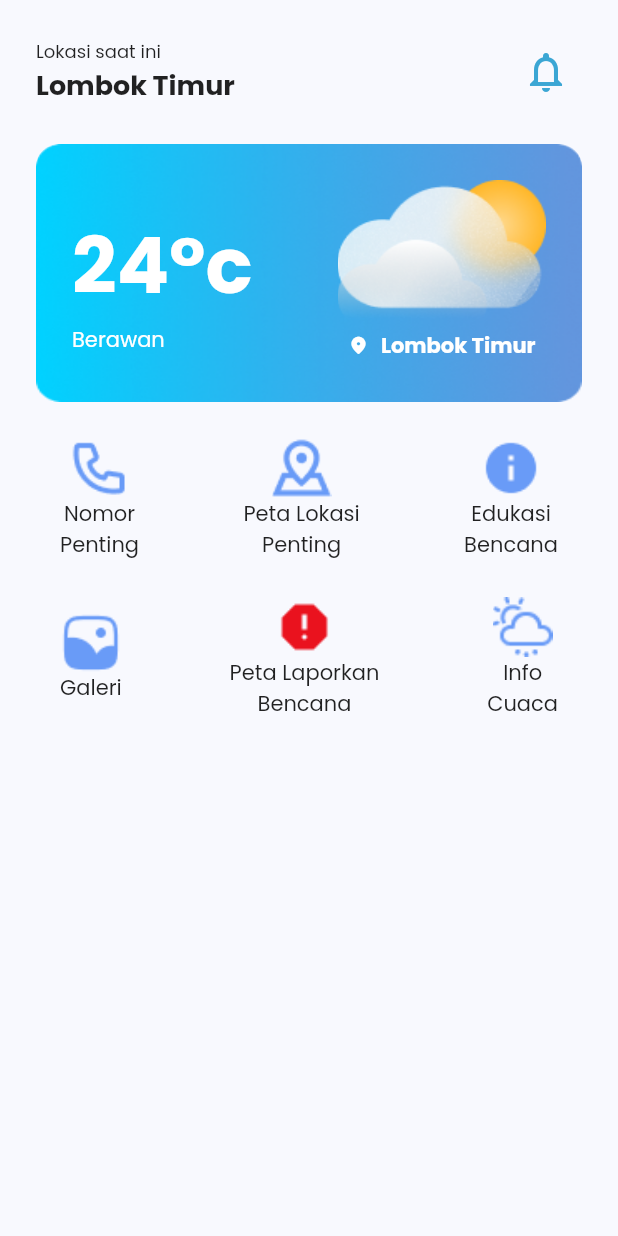
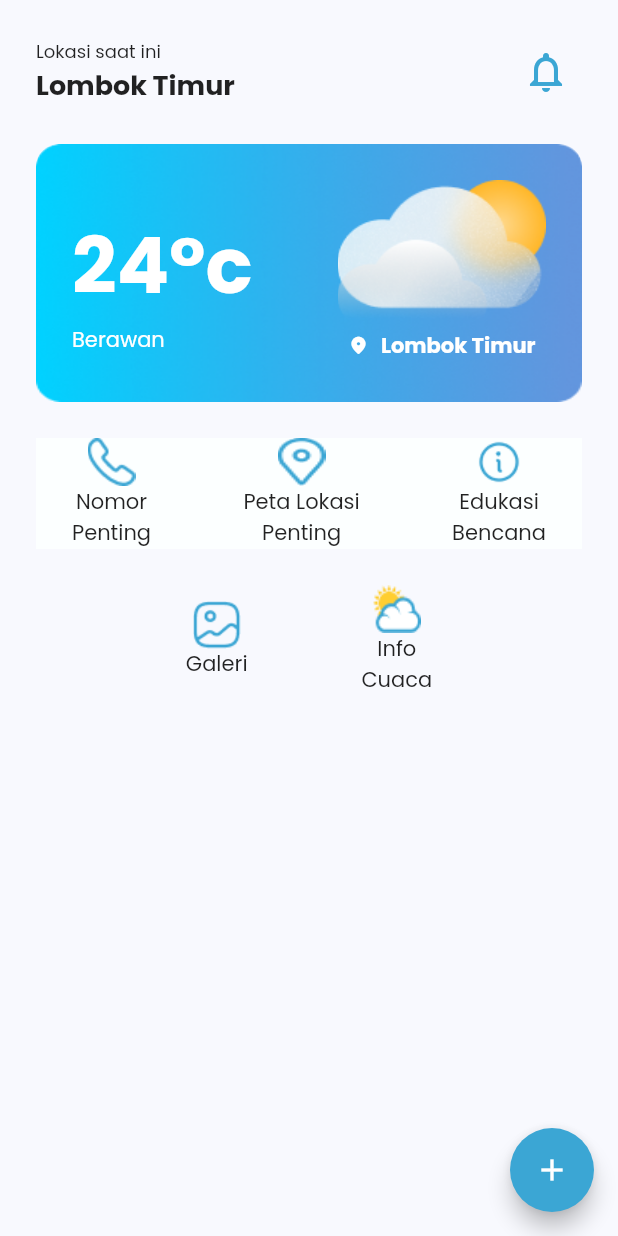
Before and after one commit to gaby073/siaga-ntb, a Flutter app: the Home screen opened directly, on a phone screen of 412 x 824 dp. Run offline on Flutter 3.47's test engine with Material 2 defaults, Android fonts, the phone set to English and light mode, and no system bars; our stand-ins replace get, google_fonts.

Commit message:
no change

```diff
--- a/lib/pages/home.dart
+++ b/lib/pages/home.dart
@@ -23,38 +23,51 @@ class Home extends StatelessWidget {
               SizedBox(height: 24),
               CardCuaca(),
               SizedBox(height: 24),
-            Padding(
-              padding: const EdgeInsets.only(left: 16.0, right: 16),
+              Container(
+                width: double.infinity,
+                color: ColorConstants.WhiteCo,
+                child: Padding(
+                  padding: const EdgeInsets.only(left: 24.0, right: 24),
                   child: Row(
                     mainAxisAlignment: MainAxisAlignment.spaceBetween,
                     children: [
-                  IconMenu('assets/icons/call.png', RouteName.BeritaScreen,
-                      "Nomor\nPenting"),
-                  IconMenu('assets/icons/peta.png', RouteName.BeritaScreen,
-                      "Peta Lokasi\nPenting"),
-                  IconMenu('assets/icons/info.png', RouteName.BeritaScreen,
-                      "Edukasi\nBencana"),
+                      IconMenu('assets/icons_2/call.png',
+                          RouteName.BeritaScreen, "Nomor\nPenting"),
+                      IconMenu('assets/icons_2/location.png',
+                          RouteName.BeritaScreen, "Peta Lokasi\nPenting"),
+                      IconMenu('assets/icons_2/info.png',
+                          RouteName.EdukasiBencanaScreen, "Edukasi\nBencana"),
                     ],
+                  ),
                 ),
               ),
               SizedBox(height: 24),
               Padding(
-              padding: const EdgeInsets.only(left: 16.0, right: 16),
+                padding: const EdgeInsets.only(left: 24.0, right: 24),
                 child: Row(
-                mainAxisAlignment: MainAxisAlignment.spaceBetween,
+                  mainAxisAlignment: MainAxisAlignment.spaceEvenly,
                   children: [
-                  IconMenu('assets/icons/gallery.png', RouteName.BeritaScreen,
-                      "Galeri"),
-                  IconMenu('assets/icons/warning.png', RouteName.BeritaScreen,
-                      "Peta Laporkan\nBencana"),
-                  IconMenu('assets/icons/weather.png', RouteName.BeritaScreen,
-                      "Info\nCuaca"),
+                    IconMenu('assets/icons_2/galeri.png',
+                        RouteName.BeritaScreen, "Galeri"),
+                    // IconMenu('assets/icons_2/warning.png', RouteName.BeritaScreen,
+                    //     "Peta Laporkan\nBencana"),
+                    IconMenu('assets/icons_2/weather.png',
+                        RouteName.BeritaScreen, "Info\nCuaca"),
                   ],
                 ),
               ),
             ],
           ),
-      )),
+        ),
+      ),
+      //create floating button to add new report
+      floatingActionButton: FloatingActionButton(
+        onPressed: () {
+          Get.toNamed(RouteName.BeritaScreen);
+        },
+        child: Icon(Icons.add),
+        backgroundColor: ColorConstants.PrimaryCo,
+      ),
     );
   }
 }
--- a/lib/widgets/custom_widgets.dart
+++ b/lib/widgets/custom_widgets.dart
@@ -118,11 +118,11 @@ Container IconMenu(String gambar, String routeName, String text) {
             Get.toNamed(routeName);
           },
           child: Container(
-            height: 40,
-            width: 40,
+            height: 32,
+            width: 32,
             decoration: BoxDecoration(
                 image: DecorationImage(
-                    image: AssetImage(gambar), fit: BoxFit.cover)),
+                    image: AssetImage(gambar), fit: BoxFit.fill)),
           ),
         ),
         Text(
--- a/pubspec.yaml
+++ b/pubspec.yaml
@@ -74,6 +74,7 @@ flutter:
     - assets/icons/weather.png
     - assets/icons/info.png
     - assets/icons/call2.png
+    - assets/icons_2/
 
 
 
```
Lines whose indentation alone changed are shown as unchanged.
